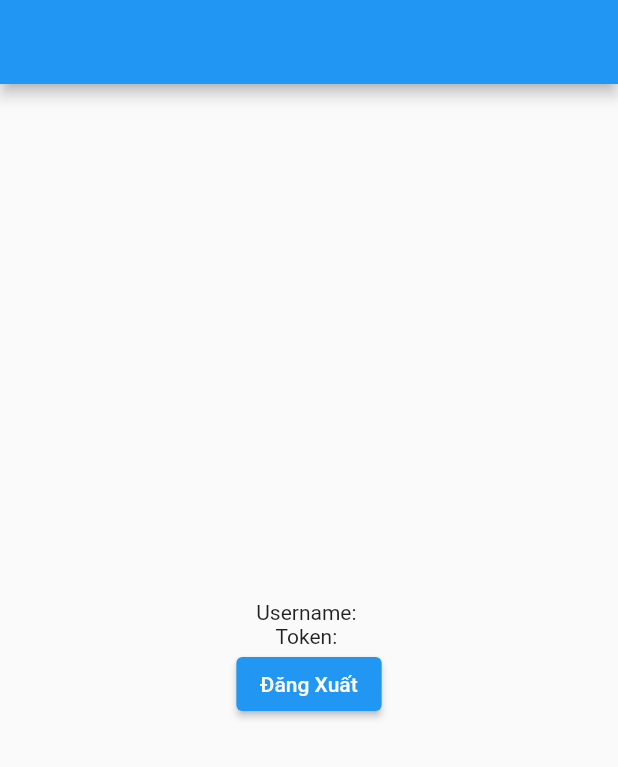
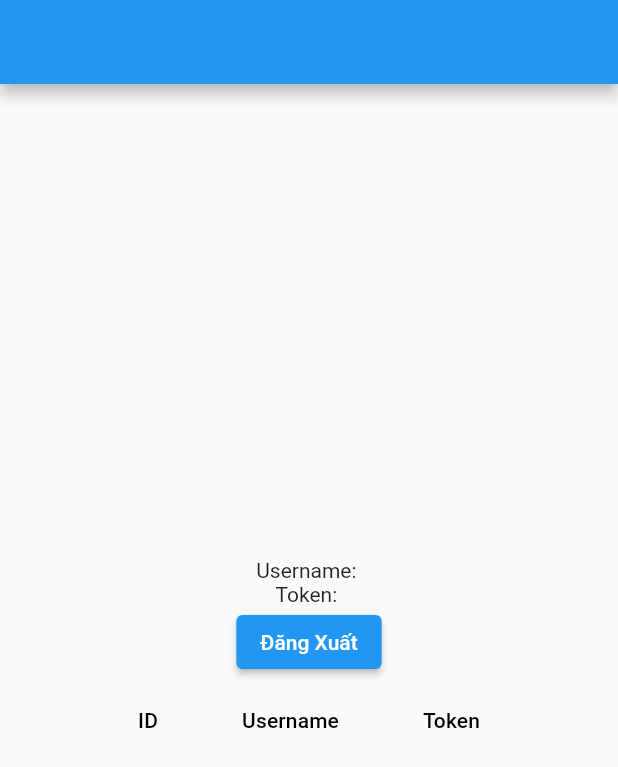
Before and after one commit to Cat1m/flutter_login_app, a Flutter app: the HomePage screen opened directly with empty values, on a phone screen of 412 x 824 dp. Shown: the top 767 px of the screen. Run offline on Flutter 3.47's test engine with Material 2 defaults, Android fonts, the phone set to English and light mode, and no system bars; our stand-ins replace chopper, flutter_bloc, shared_preferences, sqflite; accounts and stored records are empty; generated files the repository leaves out were written again.

Commit message:
tạo bảng thành công

```diff
--- /dev/null
+++ b/lib/database_helper.dart
@@ -0,0 +1,90 @@
+import 'package:sqflite/sqflite.dart';
+import 'package:path/path.dart';
+
+class DatabaseHelper {
+  static const _databaseName = "myDatabase.db";
+  static const _databaseVersion = 1;
+
+  static const table = 'my_table';
+
+  static const columnUsername = 'username';
+  static const columnAppVer = 'appver';
+  static const columnToken = 'token';
+  static const columnDeviceId = 'deviceid';
+
+  // Tạo một private constructor
+  DatabaseHelper._privateConstructor();
+  static final DatabaseHelper instance = DatabaseHelper._privateConstructor();
+
+  static Database? _database;
+
+  Future<Database> get database async {
+    if (_database != null) return _database!;
+    _database = await _initDatabase();
+    return _database!;
+  }
+
+  _initDatabase() async {
+    String path = join(await getDatabasesPath(), _databaseName);
+    return await openDatabase(path,
+        version: _databaseVersion, onCreate: _onCreate);
+  }
+
+  Future _onCreate(Database db, int version) async {
+    await db.execute('''
+        CREATE TABLE $table (
+          id INTEGER PRIMARY KEY,
+          $columnUsername TEXT NOT NULL,
+          $columnAppVer TEXT NOT NULL,
+          $columnToken TEXT NOT NULL,
+          $columnDeviceId TEXT
+        )
+        ''');
+  }
+
+  Future<int> insert(Map<String, Object?> data) async {
+    Database db = await database;
+    return await db.insert(table, data);
+  }
+
+  Future<List<Map<String, Object?>>> queryAllRows() async {
+    Database db = await database;
+    return await db.query(table);
+  }
+
+  Future<int> delete(int id) async {
+    Database db = await instance.database;
+    return await db.delete(
+      table,
+      where: 'id = ?',
+      whereArgs: [id],
+    );
+  }
+
+  // Phương thức để cập nhật dữ liệu
+  Future<void> updateData(Map<String, Object?> data) async {
+    // Kiểm tra xem bảng có dữ liệu không
+    List<Map<String, Object?>> existingData = await queryAllRows();
+
+    // Nếu bảng có dữ liệu, xóa tất cả dữ liệu
+    if (existingData.isNotEmpty) {
+      await deleteAll();
+    }
+
+    // Thêm dữ liệu mới vào bảng
+    await insert(data);
+  }
+
+  // Phương thức để xóa tất cả dữ liệu trong bảng
+  Future<int> deleteAll() async {
+    Database db = await instance.database;
+    return await db.rawDelete('DELETE FROM $table');
+  }
+
+  // Trong file database_helper.dart
+  Future<List<Map<String, dynamic>>> fetchData() async {
+    // Giả sử bạn có một database và bạn muốn lấy tất cả các hàng từ bảng tên là 'user'
+    final db = await database;
+    return await db.query(table);
+  }
+}
--- a/lib/home_page.dart
+++ b/lib/home_page.dart
@@ -1,12 +1,15 @@
+// Trong file home_page.dart
 import 'package:flutter/material.dart';
 import 'package:flutter_login_app/api_service.dart';
+import 'package:flutter_login_app/database_helper.dart';
 import 'package:flutter_login_app/login_page.dart';
 import 'package:shared_preferences/shared_preferences.dart';
 
 class HomePage extends StatelessWidget {
   final Map<String, dynamic> data;
+  final DatabaseHelper dbHelper = DatabaseHelper.instance;
 
-  const HomePage({Key? key, required this.data}) : super(key: key);
+  HomePage({Key? key, required this.data}) : super(key: key);
 
   Future<void> _logout(BuildContext context) async {
     final prefs = await SharedPreferences.getInstance();
@@ -38,8 +41,55 @@ class HomePage extends StatelessWidget {
             Text('Username: $username'),
             Text('Token: $token'),
             ElevatedButton(
-              onPressed: () => _logout(context), // Thêm sự kiện khi nhấn nút
+              onPressed: () => _logout(context),
               child: const Text('Đăng Xuất'),
+            ),
+            FutureBuilder<List<Map<String, dynamic>>>(
+              future: dbHelper.fetchData(),
+              builder: (context, snapshot) {
+                if (snapshot.connectionState == ConnectionState.waiting) {
+                  return const CircularProgressIndicator();
+                } else if (snapshot.hasError) {
+                  return Text('Error: ${snapshot.error}');
+                } else {
+                  final data = snapshot.data;
+
+                  return DataTable(
+                    dataTextStyle: const TextStyle(
+                        fontWeight: FontWeight.bold, color: Colors.amber),
+                    columns: const [
+                      DataColumn(
+                        label: Text('ID'),
+                      ),
+                      DataColumn(
+                        label: Text('Username'),
+                      ),
+                      DataColumn(
+                        label: Text('Token'),
+                      ),
+                    ],
+                    rows: data!
+                        .map((row) => DataRow(cells: [
+                              DataCell(
+                                Text(
+                                  row['id'].toString(),
+                                ),
+                              ),
+                              DataCell(
+                                Text(
+                                  row['username'],
+                                ),
+                              ),
+                              DataCell(
+                                Text(
+                                  row['token'],
+                                ),
+                              ),
+                            ]))
+                        .toList(),
+                  );
+                }
+              },
             ),
           ],
         ),
--- a/pubspec.yaml
+++ b/pubspec.yaml
@@ -36,6 +36,7 @@ dependencies:
   crypto: ^3.0.3
   flutter_bloc: ^8.1.3
   shared_preferences: ^2.2.1
+  sqflite: ^2.3.0
 
 
   # The following adds the Cupertino Icons font to your application.
```
Also changed, not shown: lib/login_bloc.dart (+17 -4 lines), pubspec.lock, 1 other file.
